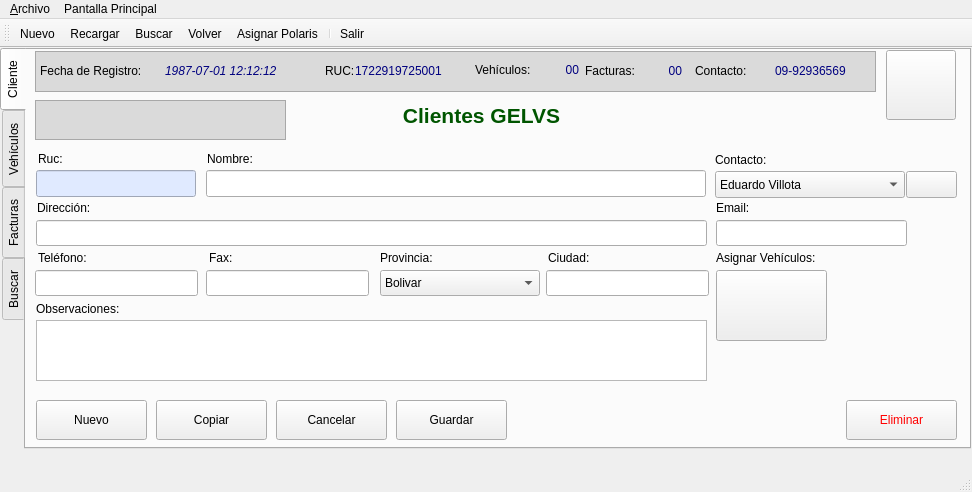
First picture: the form in aplicacion/polaris/ui/frm_cliente.ui, repository eduardouio/gelvsrm, before the edit.
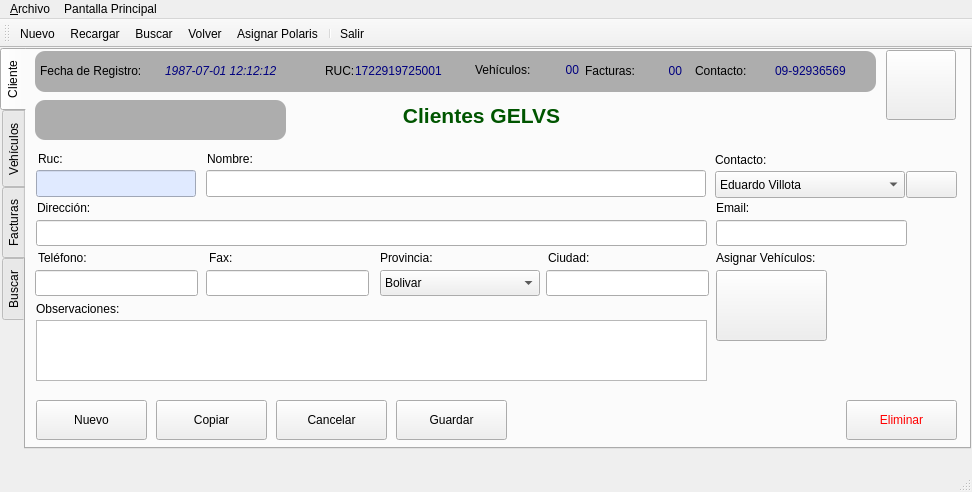
Second picture: the form after the edit. Icons and pictures are not drawn.

Commit message: aplicacion de estilos en el formulario del cliente

Patch:
```diff
--- a/aplicacion/polaris/ui/frm_cliente.ui
+++ b/aplicacion/polaris/ui/frm_cliente.ui
@@ -82,7 +82,10 @@
        </rect>
       </property>
       <property name="styleSheet">
-       <string notr="true">background-color: rgb(218, 218, 218);</string>
+       <string notr="true">border-width: 2px;
+border-radius: 10px;
+border-color: black;
+background-color: rgb(173, 173, 173);</string>
       </property>
       <property name="frameShape">
        <enum>QFrame::StyledPanel</enum>
@@ -112,6 +115,9 @@
          <height>20</height>
         </rect>
        </property>
+       <property name="styleSheet">
+        <string notr="true"/>
+       </property>
        <property name="text">
         <string>Fecha de Registro:</string>
        </property>
@@ -550,7 +556,10 @@
        </rect>
       </property>
       <property name="styleSheet">
-       <string notr="true">background-color: rgb(218, 218, 218);</string>
+       <string notr="true">border-width: 2px;
+border-radius: 10px;
+border-color: black;
+background-color: rgb(173, 173, 173);</string>
       </property>
       <property name="frameShape">
        <enum>QFrame::StyledPanel</enum>
```
Left out of the diff: 3 changed lines with no effect on the pictures.
